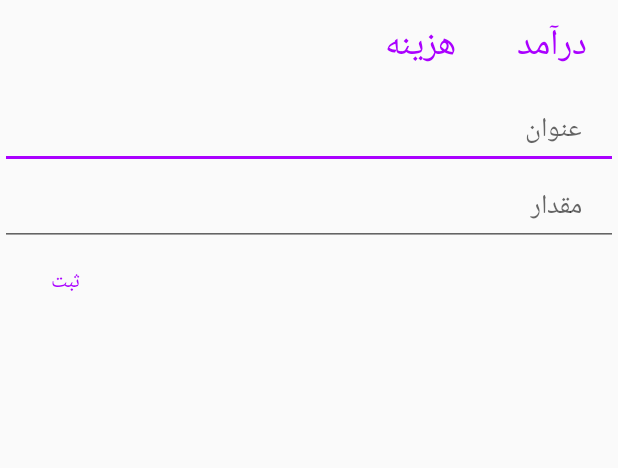
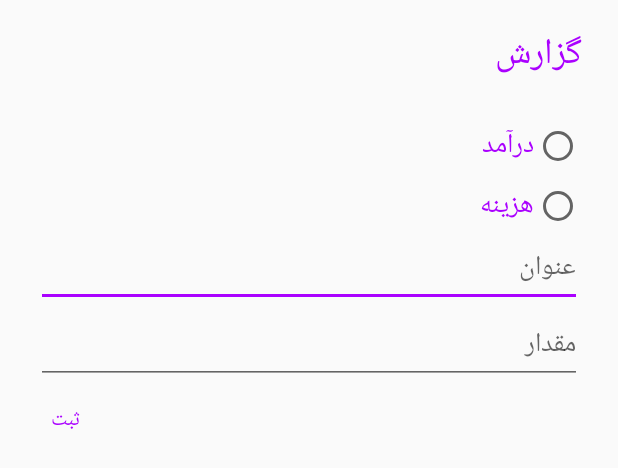
Before and after one commit to pooyahrtn/BestoonMsn, an Android app: the layout in_ex_dialog.xml on its own in the app's theme, with its tools: preview values and no code run, on a phone screen of 412 x 824 dp. Shown: the top 468 px of the screen. Run offline under Robolectric (Android 15) with nearby library versions, the phone set to English and light mode, and no system bars.

Commit message:
-fixed some layouts(well, all of 'em actually)

```diff
--- a/app/src/main/java/io/fharmony/bedebestoon/data/http/GenStatAsync.java
+++ b/app/src/main/java/io/fharmony/bedebestoon/data/http/GenStatAsync.java
@@ -40,6 +40,7 @@ public class GenStatAsync extends AsyncTask<Void, Void, Void> {
         }
         catch (BridgeException be) {
             Log.d(TAG, "doInBackground: something happened");
+            MainActivity.snackBarLauncher("یه چیزی شد!");
         }
         return null;
     }
--- a/app/src/main/res/layout/in_ex_dialog.xml
+++ b/app/src/main/res/layout/in_ex_dialog.xml
@@ -2,51 +2,71 @@
 <LinearLayout xmlns:android="http://schemas.android.com/apk/res/android"
     android:orientation="vertical" android:layout_width="match_parent"
     android:layout_height="match_parent"
+    android:minWidth="300dp"
+    android:minHeight="280dp"
     android:layoutDirection="rtl"
     >
 
     <LinearLayout
         android:layout_width="wrap_content"
         android:layout_height="wrap_content"
-        android:orientation="horizontal"
+        android:orientation="vertical"
         >
-        <Button
+        <TextView
+            android:layout_width="wrap_content"
+            android:layout_height="wrap_content"
+            android:textColor="@color/colorAccent"
+            android:text="گزارش"
+            android:textSize="24sp"
+            android:layout_marginTop="16dp"
+            android:layout_marginRight="24dp"/>
+        <RadioGroup
+            android:id="@+id/dialog_radio_group"
+            android:layout_width="wrap_content"
+            android:layout_height="wrap_content">
+        <android.support.v7.widget.AppCompatRadioButton
             android:id="@+id/dialog_in_btn"
             android:layout_width="wrap_content"
             android:layout_height="wrap_content"
             android:text="درآمد"
-            android:textSize="24sp"
-            style="@style/Base.Widget.AppCompat.Button.Borderless.Colored"
+            android:textSize="18sp"
+            android:textColor="@color/colorAccent"
+            android:layout_marginRight="24dp"
+            android:layout_marginTop="24dp"
             />
-        <Button
+        <android.support.v7.widget.AppCompatRadioButton
             android:id="@+id/dialog_ex_btn"
             android:layout_width="wrap_content"
             android:layout_height="wrap_content"
             android:text="هزینه"
-            android:textSize="24sp"
-            style="@style/Base.Widget.AppCompat.Button.Borderless.Colored"
+            android:textSize="18sp"
+            android:textColor="@color/colorAccent"
+            android:layout_marginRight="24dp"
+            android:layout_marginTop="8dp"
+
             />
+        </RadioGroup>
 
 
     </LinearLayout>
 
-    <EditText
+    <android.support.v7.widget.AppCompatEditText
         android:layout_width="match_parent"
         android:layout_height="wrap_content"
-        android:paddingRight="24dp"
-        android:paddingLeft="24dp"
+        android:layout_marginRight="24dp"
+        android:layout_marginLeft="24dp"
         android:id="@+id/dialog_text"
         android:hint="عنوان"
-        android:singleLine="true"
+        android:maxLines="1"
         android:inputType="textCapWords|textAutoCorrect|textAutoComplete" />
-    <EditText
+    <android.support.v7.widget.AppCompatEditText
         android:layout_width="match_parent"
         android:layout_height="wrap_content"
-        android:paddingRight="24dp"
-        android:paddingLeft="24dp"
+        android:layout_marginRight="24dp"
+        android:layout_marginLeft="24dp"
         android:id="@+id/dialog_amount"
         android:hint="مقدار"
-        android:singleLine="true"
+        android:maxLines="1"
         android:inputType="number|numberDecimal" />
     <Button
         android:layout_width="wrap_content"
--- a/app/src/main/res/values/styles.xml
+++ b/app/src/main/res/values/styles.xml
@@ -19,4 +19,5 @@
     </style>
 
 
+
 </resources>
```
Also changed, not shown: app/src/main/java/io/fharmony/bedebestoon/ui/activity/MainActivity.java (+26 -2 lines), app/src/main/java/io/fharmony/bedebestoon/ui/dialog/InExDialog.java (+11 -19 lines), app/src/main/res/layout/activity_main.xml (+50 -31 lines).
